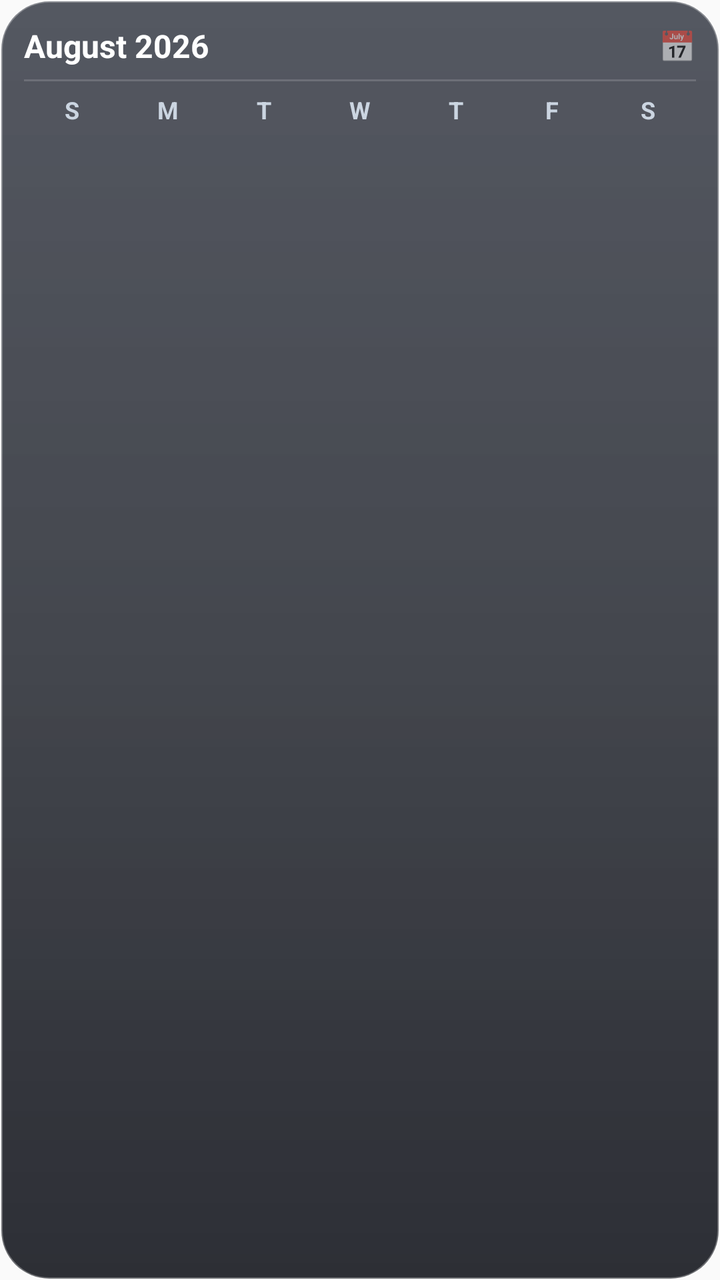
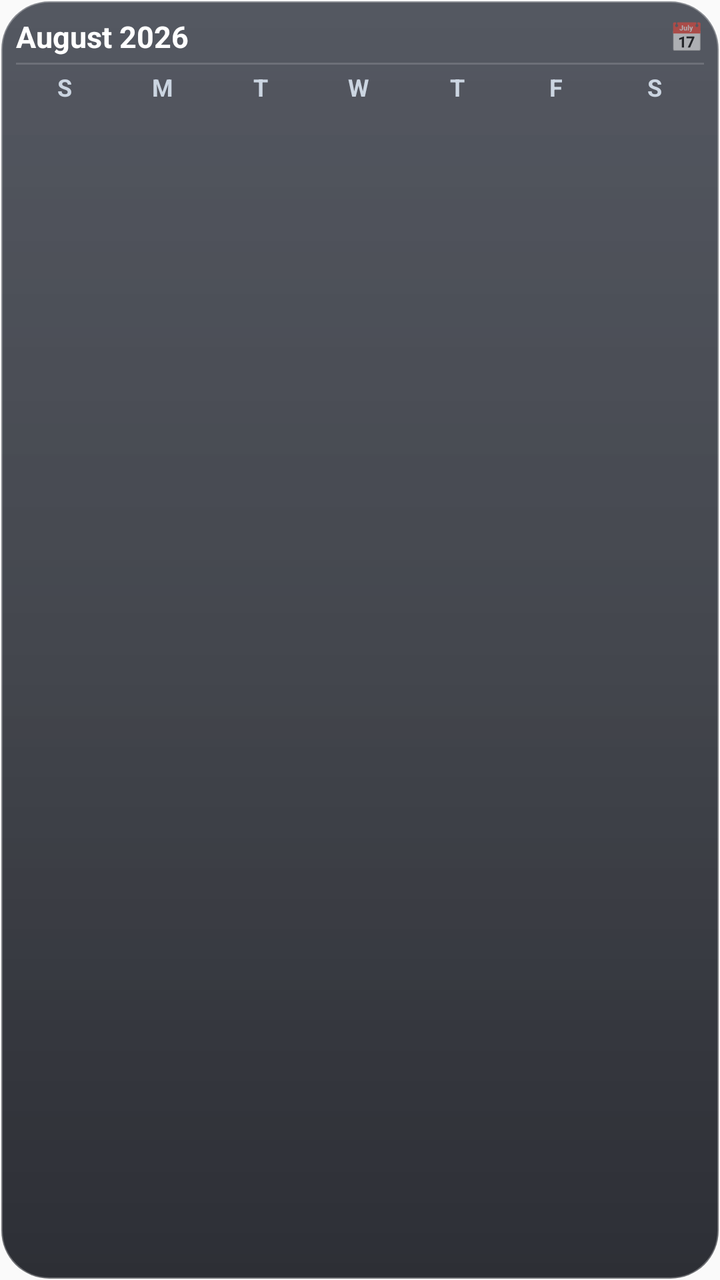

An Android layout rendered at two revisions. The XML below is the earlier revision; the diff shows what the commit changed to produce the second picture.
<!-- AndroidManifest.xml: application theme AppTheme -->
<!-- res/layout/widget_calendar.xml -->
<?xml version="1.0" encoding="utf-8"?>
<LinearLayout xmlns:android="http://schemas.android.com/apk/res/android"
    android:id="@+id/widget_calendar_root"
    android:layout_width="match_parent"
    android:layout_height="match_parent"
    android:background="@drawable/widget_bg"
    android:orientation="vertical"
    android:padding="12dp">

    
    <LinearLayout
        android:layout_width="match_parent"
        android:layout_height="wrap_content"
        android:gravity="center_vertical"
        android:orientation="horizontal">

        <TextView
            android:id="@+id/widget_cal_month_title"
            android:layout_width="0dp"
            android:layout_height="wrap_content"
            android:layout_weight="1"
            android:text="August 2026"
            android:textColor="#FFFFFF"
            android:textSize="16sp"
            android:textStyle="bold" />

        <TextView
            android:layout_width="wrap_content"
            android:layout_height="wrap_content"
            android:text="📅"
            android:textSize="15sp" />
    </LinearLayout>

    <ImageView
        android:layout_width="match_parent"
        android:layout_height="1dp"
        android:layout_marginTop="6dp"
        android:layout_marginBottom="6dp"
        android:background="#26FFFFFF" />

    
    <LinearLayout
        android:layout_width="match_parent"
        android:layout_height="wrap_content"
        android:orientation="horizontal">

        <TextView android:layout_width="0dp" android:layout_height="wrap_content" android:layout_weight="1" android:gravity="center" android:text="S" android:textColor="#CBD5E1" android:textSize="12sp" android:textStyle="bold" />
        <TextView android:layout_width="0dp" android:layout_height="wrap_content" android:layout_weight="1" android:gravity="center" android:text="M" android:textColor="#CBD5E1" android:textSize="12sp" android:textStyle="bold" />
        <TextView android:layout_width="0dp" android:layout_height="wrap_content" android:layout_weight="1" android:gravity="center" android:text="T" android:textColor="#CBD5E1" android:textSize="12sp" android:textStyle="bold" />
        <TextView android:layout_width="0dp" android:layout_height="wrap_content" android:layout_weight="1" android:gravity="center" android:text="W" android:textColor="#CBD5E1" android:textSize="12sp" android:textStyle="bold" />
        <TextView android:layout_width="0dp" android:layout_height="wrap_content" android:layout_weight="1" android:gravity="center" android:text="T" android:textColor="#CBD5E1" android:textSize="12sp" android:textStyle="bold" />
        <TextView android:layout_width="0dp" android:layout_height="wrap_content" android:layout_weight="1" android:gravity="center" android:text="F" android:textColor="#CBD5E1" android:textSize="12sp" android:textStyle="bold" />
        <TextView android:layout_width="0dp" android:layout_height="wrap_content" android:layout_weight="1" android:gravity="center" android:text="S" android:textColor="#CBD5E1" android:textSize="12sp" android:textStyle="bold" />
    </LinearLayout>

    
    <LinearLayout
        android:layout_width="match_parent"
        android:layout_height="0dp"
        android:layout_weight="1"
        android:gravity="center_vertical"
        android:orientation="horizontal">
        <TextView android:id="@+id/cell_0_0" android:layout_width="0dp" android:layout_height="wrap_content" android:layout_weight="1" android:gravity="center" android:textSize="12.5sp" android:textStyle="bold" />
        <TextView android:id="@+id/cell_0_1" android:layout_width="0dp" android:layout_height="wrap_content" android:layout_weight="1" android:gravity="center" android:textSize="12.5sp" android:textStyle="bold" />
        <TextView android:id="@+id/cell_0_2" android:layout_width="0dp" android:layout_height="wrap_content" android:layout_weight="1" android:gravity="center" android:textSize="12.5sp" android:textStyle="bold" />
        <TextView android:id="@+id/cell_0_3" android:layout_width="0dp" android:layout_height="wrap_content" android:layout_weight="1" android:gravity="center" android:textSize="12.5sp" android:textStyle="bold" />
        <TextView android:id="@+id/cell_0_4" android:layout_width="0dp" android:layout_height="wrap_content" android:layout_weight="1" android:gravity="center" android:textSize="12.5sp" android:textStyle="bold" />
        <TextView android:id="@+id/cell_0_5" android:layout_width="0dp" android:layout_height="wrap_content" android:layout_weight="1" android:gravity="center" android:textSize="12.5sp" android:textStyle="bold" />
        <TextView android:id="@+id/cell_0_6" android:layout_width="0dp" android:layout_height="wrap_content" android:layout_weight="1" android:gravity="center" android:textSize="12.5sp" android:textStyle="bold" />
    </LinearLayout>

    
    <LinearLayout
        android:layout_width="match_parent"
        android:layout_height="0dp"
        android:layout_weight="1"
        android:gravity="center_vertical"
        android:orientation="horizontal">
        <TextView android:id="@+id/cell_1_0" android:layout_width="0dp" android:layout_height="wrap_content" android:layout_weight="1" android:gravity="center" android:textSize="12.5sp" android:textStyle="bold" />
        <TextView android:id="@+id/cell_1_1" android:layout_width="0dp" android:layout_height="wrap_content" android:layout_weight="1" android:gravity="center" android:textSize="12.5sp" android:textStyle="bold" />
        <TextView android:id="@+id/cell_1_2" android:layout_width="0dp" android:layout_height="wrap_content" android:layout_weight="1" android:gravity="center" android:textSize="12.5sp" android:textStyle="bold" />
        <TextView android:id="@+id/cell_1_3" android:layout_width="0dp" android:layout_height="wrap_content" android:layout_weight="1" android:gravity="center" android:textSize="12.5sp" android:textStyle="bold" />
        <TextView android:id="@+id/cell_1_4" android:layout_width="0dp" android:layout_height="wrap_content" android:layout_weight="1" android:gravity="center" android:textSize="12.5sp" android:textStyle="bold" />
        <TextView android:id="@+id/cell_1_5" android:layout_width="0dp" android:layout_height="wrap_content" android:layout_weight="1" android:gravity="center" android:textSize="12.5sp" android:textStyle="bold" />
        <TextView android:id="@+id/cell_1_6" android:layout_width="0dp" android:layout_height="wrap_content" android:layout_weight="1" android:gravity="center" android:textSize="12.5sp" android:textStyle="bold" />
    </LinearLayout>

    
    <LinearLayout
        android:layout_width="match_parent"
        android:layout_height="0dp"
        android:layout_weight="1"
        android:gravity="center_vertical"
        android:orientation="horizontal">
        <TextView android:id="@+id/cell_2_0" android:layout_width="0dp" android:layout_height="wrap_content" android:layout_weight="1" android:gravity="center" android:textSize="12.5sp" android:textStyle="bold" />
        <TextView android:id="@+id/cell_2_1" android:layout_width="0dp" android:layout_height="wrap_content" android:layout_weight="1" android:gravity="center" android:textSize="12.5sp" android:textStyle="bold" />
        <TextView android:id="@+id/cell_2_2" android:layout_width="0dp" android:layout_height="wrap_content" android:layout_weight="1" android:gravity="center" android:textSize="12.5sp" android:textStyle="bold" />
        <TextView android:id="@+id/cell_2_3" android:layout_width="0dp" android:layout_height="wrap_content" android:layout_weight="1" android:gravity="center" android:textSize="12.5sp" android:textStyle="bold" />
        <TextView android:id="@+id/cell_2_4" android:layout_width="0dp" android:layout_height="wrap_content" android:layout_weight="1" android:gravity="center" android:textSize="12.5sp" android:textStyle="bold" />
        <TextView android:id="@+id/cell_2_5" android:layout_width="0dp" android:layout_height="wrap_content" android:layout_weight="1" android:gravity="center" android:textSize="12.5sp" android:textStyle="bold" />
        <TextView android:id="@+id/cell_2_6" android:layout_width="0dp" android:layout_height="wrap_content" android:layout_weight="1" android:gravity="center" android:textSize="12.5sp" android:textStyle="bold" />
    </LinearLayout>

    
    <LinearLayout
        android:layout_width="match_parent"
        android:layout_height="0dp"
        android:layout_weight="1"
        android:gravity="center_vertical"
        android:orientation="horizontal">
        <TextView android:id="@+id/cell_3_0" android:layout_width="0dp" android:layout_height="wrap_content" android:layout_weight="1" android:gravity="center" android:textSize="12.5sp" android:textStyle="bold" />
        <TextView android:id="@+id/cell_3_1" android:layout_width="0dp" android:layout_height="wrap_content" android:layout_weight="1" android:gravity="center" android:textSize="12.5sp" android:textStyle="bold" />
        <TextView android:id="@+id/cell_3_2" android:layout_width="0dp" android:layout_height="wrap_content" android:layout_weight="1" android:gravity="center" android:textSize="12.5sp" android:textStyle="bold" />
        <TextView android:id="@+id/cell_3_3" android:layout_width="0dp" android:layout_height="wrap_content" android:layout_weight="1" android:gravity="center" android:textSize="12.5sp" android:textStyle="bold" />
        <TextView android:id="@+id/cell_3_4" android:layout_width="0dp" android:layout_height="wrap_content" android:layout_weight="1" android:gravity="center" android:textSize="12.5sp" android:textStyle="bold" />
        <TextView android:id="@+id/cell_3_5" android:layout_width="0dp" android:layout_height="wrap_content" android:layout_weight="1" android:gravity="center" android:textSize="12.5sp" android:textStyle="bold" />
        <TextView android:id="@+id/cell_3_6" android:layout_width="0dp" android:layout_height="wrap_content" android:layout_weight="1" android:gravity="center" android:textSize="12.5sp" android:textStyle="bold" />
    </LinearLayout>

    
    <LinearLayout
        android:layout_width="match_parent"
        android:layout_height="0dp"
        android:layout_weight="1"
        android:gravity="center_vertical"
        android:orientation="horizontal">
        <TextView android:id="@+id/cell_4_0" android:layout_width="0dp" android:layout_height="wrap_content" android:layout_weight="1" android:gravity="center" android:textSize="12.5sp" android:textStyle="bold" />
        <TextView android:id="@+id/cell_4_1" android:layout_width="0dp" android:layout_height="wrap_content" android:layout_weight="1" android:gravity="center" android:textSize="12.5sp" android:textStyle="bold" />
        <TextView android:id="@+id/cell_4_2" android:layout_width="0dp" android:layout_height="wrap_content" android:layout_weight="1" android:gravity="center" android:textSize="12.5sp" android:textStyle="bold" />
        <TextView android:id="@+id/cell_4_3" android:layout_width="0dp" android:layout_height="wrap_content" android:layout_weight="1" android:gravity="center" android:textSize="12.5sp" android:textStyle="bold" />
        <TextView android:id="@+id/cell_4_4" android:layout_width="0dp" android:layout_height="wrap_content" android:layout_weight="1" android:gravity="center" android:textSize="12.5sp" android:textStyle="bold" />
        <TextView android:id="@+id/cell_4_5" android:layout_width="0dp" android:layout_height="wrap_content" android:layout_weight="1" android:gravity="center" android:textSize="12.5sp" android:textStyle="bold" />
        <TextView android:id="@+id/cell_4_6" android:layout_width="0dp" android:layout_height="wrap_content" android:layout_weight="1" android:gravity="center" android:textSize="12.5sp" android:textStyle="bold" />
    </LinearLayout>

    
    <LinearLayout
        android:layout_width="match_parent"
        android:layout_height="0dp"
        android:layout_weight="1"
        android:gravity="center_vertical"
        android:orientation="horizontal">
        <TextView android:id="@+id/cell_5_0" android:layout_width="0dp" android:layout_height="wrap_content" android:layout_weight="1" android:gravity="center" android:textSize="12.5sp" android:textStyle="bold" />
        <TextView android:id="@+id/cell_5_1" android:layout_width="0dp" android:layout_height="wrap_content" android:layout_weight="1" android:gravity="center" android:textSize="12.5sp" android:textStyle="bold" />
        <TextView android:id="@+id/cell_5_2" android:layout_width="0dp" android:layout_height="wrap_content" android:layout_weight="1" android:gravity="center" android:textSize="12.5sp" android:textStyle="bold" />
        <TextView android:id="@+id/cell_5_3" android:layout_width="0dp" android:layout_height="wrap_content" android:layout_weight="1" android:gravity="center" android:textSize="12.5sp" android:textStyle="bold" />
        <TextView android:id="@+id/cell_5_4" android:layout_width="0dp" android:layout_height="wrap_content" android:layout_weight="1" android:gravity="center" android:textSize="12.5sp" android:textStyle="bold" />
        <TextView android:id="@+id/cell_5_5" android:layout_width="0dp" android:layout_height="wrap_content" android:layout_weight="1" android:gravity="center" android:textSize="12.5sp" android:textStyle="bold" />
        <TextView android:id="@+id/cell_5_6" android:layout_width="0dp" android:layout_height="wrap_content" android:layout_weight="1" android:gravity="center" android:textSize="12.5sp" android:textStyle="bold" />
    </LinearLayout>

</LinearLayout>
<!-- resources referenced by this layout -->
<resources>
  <!-- drawable widget_bg (drawable) -->
  <?xml version="1.0" encoding="utf-8"?>
  <shape xmlns:android="http://schemas.android.com/apk/res/android"
      android:shape="rectangle">
      <corners android:radius="24dp" />
      <gradient
          android:angle="270"
          android:startColor="#B8141926"
          android:centerColor="#C40D111A"
          android:endColor="#D9080A12" />
      <stroke
          android:width="1.2dp"
          android:color="#4DFFFFFF" />
  </shape>
  <style name="AppTheme" parent="Theme.AppCompat.Light.DarkActionBar">
          
          <item name="colorPrimary">@color/colorPrimary</item>
          <item name="colorPrimaryDark">@color/colorPrimaryDark</item>
          <item name="colorAccent">@color/colorAccent</item>
      </style>
</resources>

<!-- the commit's change to res/layout/widget_calendar.xml (unified diff, before → after) -->
@@ -5,7 +5,7 @@
     android:layout_height="match_parent"
     android:background="@drawable/widget_bg"
     android:orientation="vertical"
-    android:padding="12dp">
+    android:padding="8dp">
 
     
     <LinearLayout
@@ -21,21 +21,21 @@
             android:layout_weight="1"
             android:text="August 2026"
             android:textColor="#FFFFFF"
-            android:textSize="16sp"
+            android:textSize="15sp"
             android:textStyle="bold" />
 
         <TextView
             android:layout_width="wrap_content"
             android:layout_height="wrap_content"
             android:text="📅"
-            android:textSize="15sp" />
+            android:textSize="14sp" />
     </LinearLayout>
 
     <ImageView
         android:layout_width="match_parent"
         android:layout_height="1dp"
-        android:layout_marginTop="6dp"
-        android:layout_marginBottom="6dp"
+        android:layout_marginTop="3dp"
+        android:layout_marginBottom="3dp"
         android:background="#26FFFFFF" />
 
     
